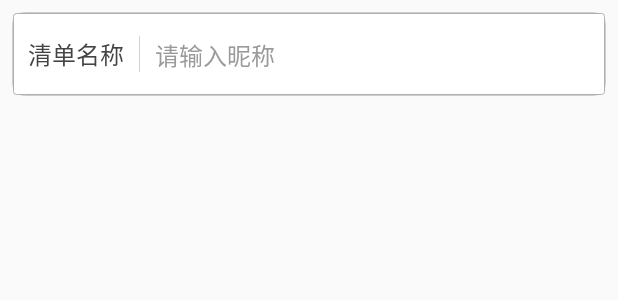
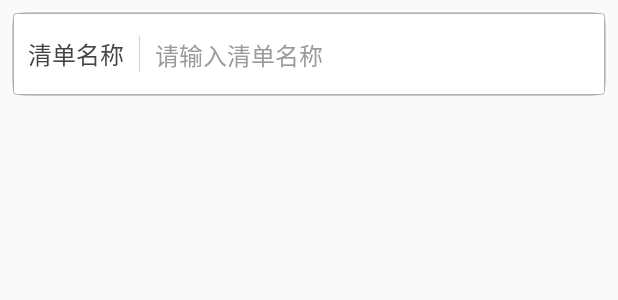
Before and after one commit to csschn/Pending, an Android app: the layout dialog_schedule_folder.xml on its own in the app's theme, with its tools: preview values and no code run, on a phone screen of 412 x 824 dp. Shown: the top 300 px of the screen. Run offline under Robolectric (Android 15) with nearby library versions, the phone set to English and light mode, and no system bars.

Commit message:
修改ui提示

```diff
--- a/app/src/main/res/layout/dialog_schedule_folder.xml
+++ b/app/src/main/res/layout/dialog_schedule_folder.xml
@@ -44,7 +44,7 @@
                     android:layout_marginLeft="10dp"
                     android:layout_weight="1"
                     android:background="@null"
-                    android:hint="请输入昵称"
+                    android:hint="请输入清单名称"
                     android:textColorHint="@color/main_font_color"
                     android:textSize="16sp"
                     />
```
Also changed, not shown: 2 other files.
